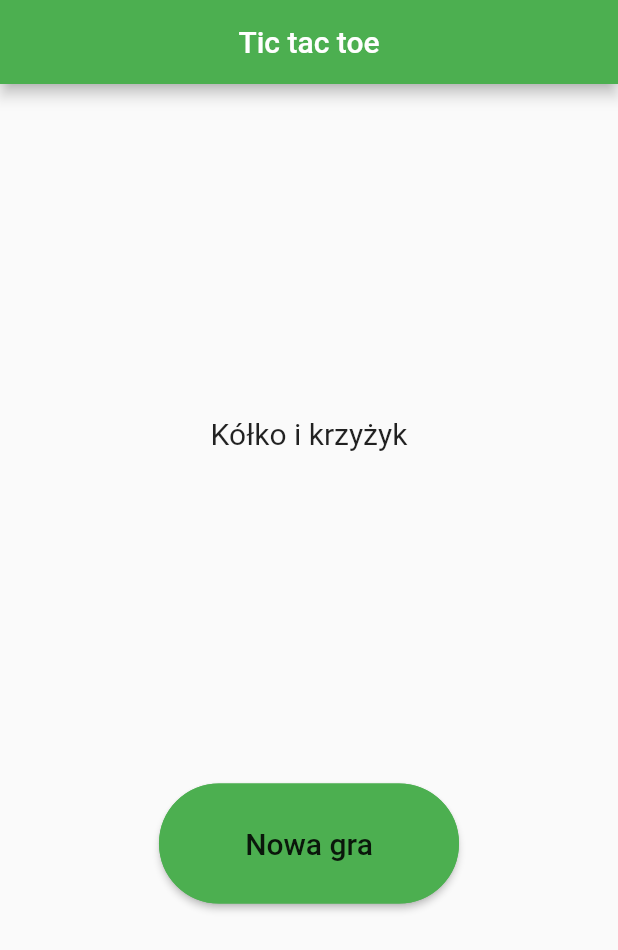
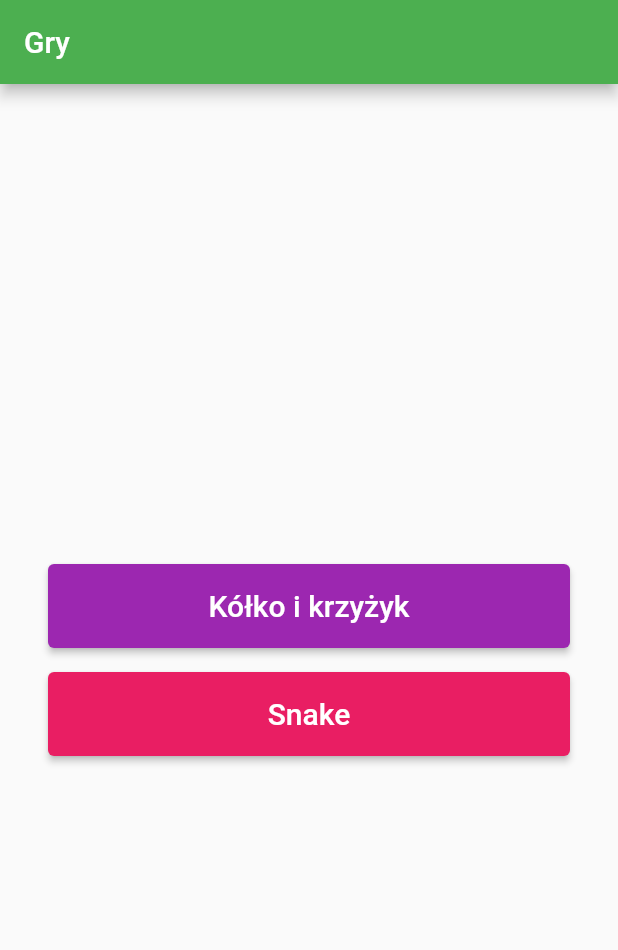
Before and after one commit to xPatricki/Tic-tac-toe-flutter, a Flutter app: the screen it shows after launch, on a phone screen of 412 x 824 dp. Shown: the top 950 px of the screen. Run offline on Flutter 3.47's test engine with Material 2 defaults, Android fonts, the phone set to English and light mode, and no system bars.

Commit message:
create snake - board and buttons to control the snake

```diff
--- a/lib/main.dart
+++ b/lib/main.dart
@@ -1,5 +1,6 @@
 import 'package:flutter/material.dart';
 import 'package:tictactoe/pages/board_page.dart';
+import 'package:tictactoe/games/snake/snake_page.dart';
 
 void main() {
   runApp(MyApp());
@@ -33,41 +34,56 @@ class _MyHomePageState extends State<MyHomePage> {
   Widget build(BuildContext context) {
     return Scaffold(
       appBar: AppBar(
-        centerTitle: true,
-        title: Text("Tic tac toe"),
+        title: Text("Gry"),
       ),
-      body: Column(
-        mainAxisAlignment: MainAxisAlignment.spaceEvenly,
-        children: <Widget>[
-          Text(
-            "Kółko i krzyżyk",
-            style: TextStyle(fontSize: 20),
-          ),
-          Center(
-            child: SizedBox(
-              width: 200.0,
-              height: 80.0,
-              child: RaisedButton(
-                shape: RoundedRectangleBorder(
-                  side: BorderSide(color: Colors.green, width: 2),
-                  borderRadius: BorderRadius.all(Radius.circular(100)),
-                ),
-                color: Colors.green,
-                onPressed: () {
-                  Navigator.push(
-                    context,
-                    MaterialPageRoute(builder: (context) => BoardPage()),
-                  );
-                },
-                child: Text(
-                  "Nowa gra",
-                  style: TextStyle(fontSize: 20),
-                ),
-              ),
+      body: Padding(
+        padding: const EdgeInsets.all(32.0),
+        child: Column(
+          mainAxisAlignment: MainAxisAlignment.center,
+          children: <Widget>[
+            CustomButton(
+              onTap: () => Navigator.push(context, MaterialPageRoute(builder: (context) => BoardPage())),
+              color: Colors.purple,
+              text: 'Kółko i krzyżyk',
+              textColor: Colors.white,
             ),
-          ),
-        ],
+            SizedBox(height: 16,),
+            CustomButton(
+              onTap: () => Navigator.push(context, MaterialPageRoute(builder: (context) => SnakePage())),
+              color: Colors.pink,
+              text: 'Snake',
+              textColor: Colors.white,
+            ),
+          ],
+        ),
       ),
     );
   }
 }
+
+class CustomButton extends StatelessWidget {
+  final String text;
+  final Function onTap;
+  final Color color;
+  final Color textColor;
+
+  const CustomButton({Key key, @required this.text, @required this.onTap, this.color, this.textColor}) : super(key: key);
+  @override
+  Widget build(BuildContext context) {
+    return SizedBox(
+      width: double.infinity,
+      height: 56,
+      child: RaisedButton(
+        shape: RoundedRectangleBorder(
+          borderRadius: BorderRadius.all(Radius.circular(4)),
+        ),
+        color: color ?? Colors.blue,
+        onPressed: onTap,
+        child: Text(
+          text,
+          style: TextStyle(fontSize: 20, color: textColor ?? Colors.black),
+        ),
+      ),
+    );
+  }
+}
```
Also changed, not shown: lib/games/snake/snake_page.dart (added, +136 -0 lines), lib/games/snake/widgets/direction_button.dart (added, +24 -0 lines), lib/games/snake/widgets/snake_board.dart (added, +33 -0 lines).
